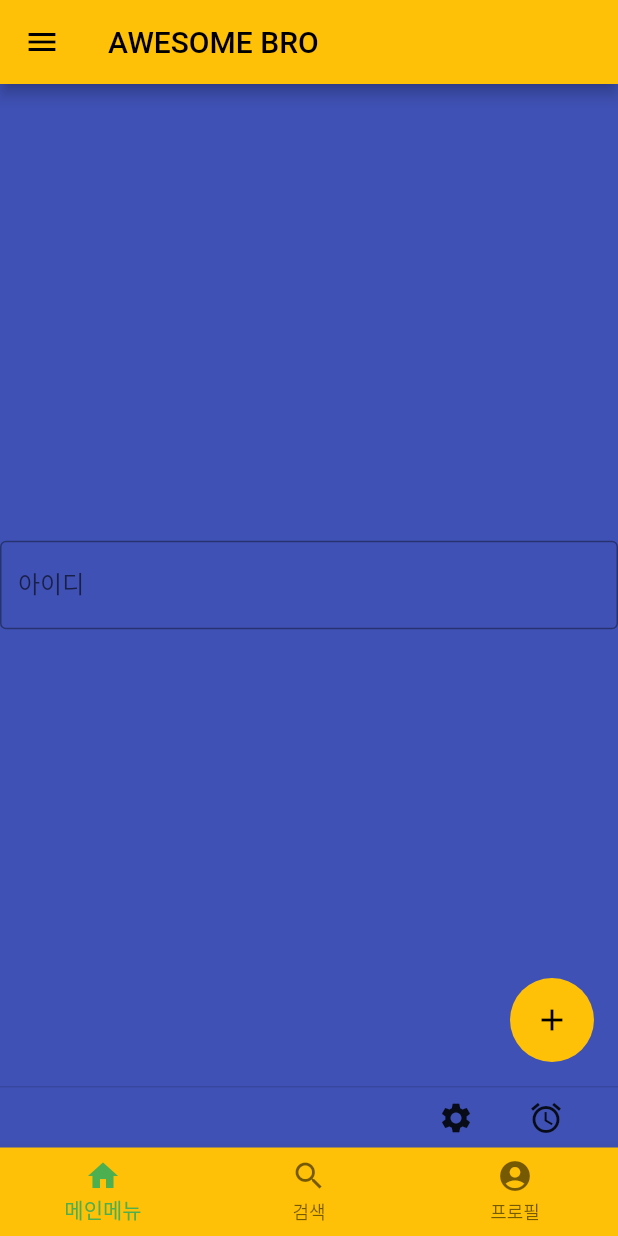
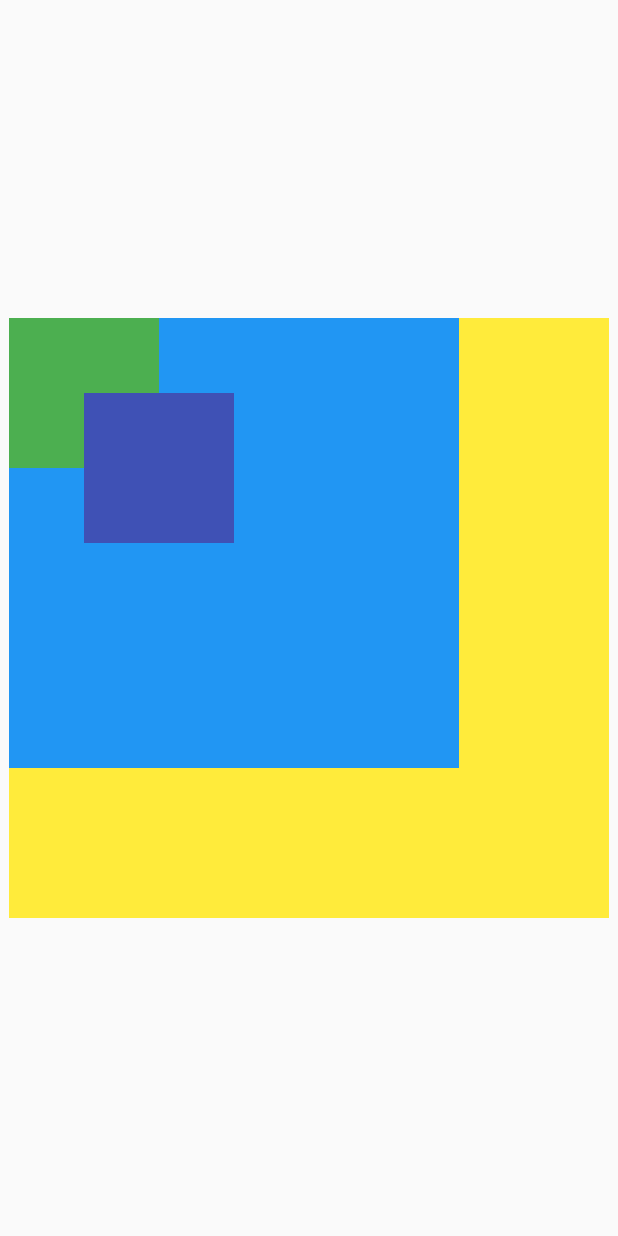
Before and after one commit to stufit/first_inflearn_flutter, a Flutter app: the screen it shows after launch, on a phone screen of 412 x 824 dp. Run offline on Flutter 3.47's test engine with Material 2 defaults, Android fonts, the phone set to English and light mode, and no system bars.

Commit message:
AppBar, Stack, Align위젯

```diff
--- a/lib/main.dart
+++ b/lib/main.dart
@@ -4,68 +4,128 @@ void main() {
   runApp(const MyApp());
 }
 
-
+/*
 class MyApp extends StatelessWidget {
   const MyApp({super.key});
 
   @override
   Widget build(BuildContext context) {
     return MaterialApp(
-        theme: ThemeData(
-          primarySwatch: Colors.amber),
-          debugShowCheckedModeBanner: false, // 오른쪽 구석에 debug 표시 제거
-          home: Scaffold(
-            appBar: AppBar(
-              title: Text("AWESOME BRO"),
+      debugShowCheckedModeBanner: false,
+      home:Scaffold(
+        appBar: AppBar(
+          title: Text("어썸솔로"),
+          centerTitle: false,
+          backgroundColor: Colors.amber,
+          elevation: 10.0,
+          // leading은 제목 왼쪽
+          leading: IconButton(
+            icon:Icon(Icons.menu),
+            tooltip: '메뉴 버튼',
+            onPressed: () {
+              print('메뉴 버튼 클릭됨');
+            },
+          ),
+          // actions 는 제목 오른쪽
+          actions: [
+            IconButton(
+              onPressed: (){},
+              icon: Icon(Icons.comment),
+              tooltip: '설명 버튼',
             ),
-            body: Center(
-              child: TextField(
-                decoration: InputDecoration(
-                  border: OutlineInputBorder(),
-                  labelText: '아이디',
-                )
-              )
+            IconButton(
+                onPressed: (){},
+                icon: Icon(Icons.settings),
+                tooltip: '설정 버튼',
             ),
-            floatingActionButton: FloatingActionButton(
-              elevation: 0.0, // 그림자 같은거
-              onPressed: () {}, // 익명 함수
-              child: Icon(Icons.add),
-            ),
-            floatingActionButtonLocation: FloatingActionButtonLocation.endFloat, // 더하기 버튼 위치 조정
-            drawer: Drawer(
-              child: ListView(
-                children: [
-                  ListTile(title:Text("첫번째 메뉴")),
-                  ListTile(title:Text("두번째 메뉴")),
-                ],
-              ),
-            ), // 왼쪽 상단 메뉴
-            persistentFooterButtons: [
-              Icon(Icons.settings),
-              SizedBox(width: 20), // 아이콘 사이 간격
-              Icon(Icons.access_alarm),
-              SizedBox(width: 20),
-            ], // 하단 아이콘
-            bottomNavigationBar: BottomNavigationBar(
-              currentIndex: 0, // 어디가 초기값인지
-              fixedColor: Colors.green,
-              items: [
-                BottomNavigationBarItem(
-                    label: "메인메뉴",
-                    icon: Icon(Icons.home)),
-                BottomNavigationBarItem(
-                    label: "검색",
-                    icon: Icon(Icons.search)),
-                BottomNavigationBarItem(
-                    label: "프로필",
-                    icon: Icon(Icons.account_circle)),
-              ],
-              onTap: (int indexOfItem){},
-              backgroundColor: Colors.amber,
-            ),
-            backgroundColor: Colors.indigo,
-            resizeToAvoidBottomInset: false, // 키보드가 올라오면 화면이 줄어드는 것을 방지
-          ),
-        );
+          ],
+        ),
+      )
+    );
   }
 }
+
+ */
+
+
+/*
+// stack 쌓는것.
+class MyApp  extends StatelessWidget {
+  const MyApp ({super.key});
+
+  @override
+  Widget build(BuildContext context) {
+    return MaterialApp(
+      home: Scaffold(
+        body: Center(
+          child: Stack(
+            children: [
+              Container(
+                width: 400,
+                height: 400,
+                color: Colors.yellow,
+              ),
+              Container(
+                width: 300,
+                height: 300,
+                color: Colors.blue,
+              ),
+              Container(
+                width: 100,
+                height: 100,
+                color: Colors.green,
+              ),
+            ],
+          )
+        ),
+      )
+    );
+  }
+}
+
+ */
+
+
+// positioned
+class MyApp extends StatelessWidget {
+  const MyApp({super.key});
+
+  @override
+  Widget build(BuildContext context) {
+    return MaterialApp(
+        home: Scaffold(
+          body: Center(
+              child: Stack(
+                children: [
+                  Container(
+                    width: 400,
+                    height: 400,
+                    color: Colors.yellow,
+                  ),
+                  Container(
+                    width: 300,
+                    height: 300,
+                    color: Colors.blue,
+                  ),
+                  Container(
+                    width: 100,
+                    height: 100,
+                    color: Colors.green,
+                  ),
+                  Positioned(
+                      top: 50,
+                      left: 50,
+                      child: Container(
+                        width: 100,
+                        height: 100,
+                        color: Colors.indigo,
+                      )
+                  )
+                ],
+              )
+          ),
+        )
+    );
+  }
+
+}
```
